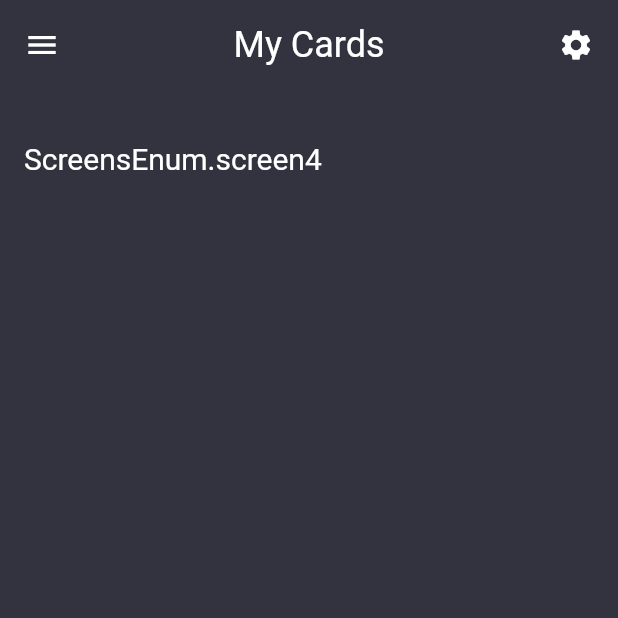
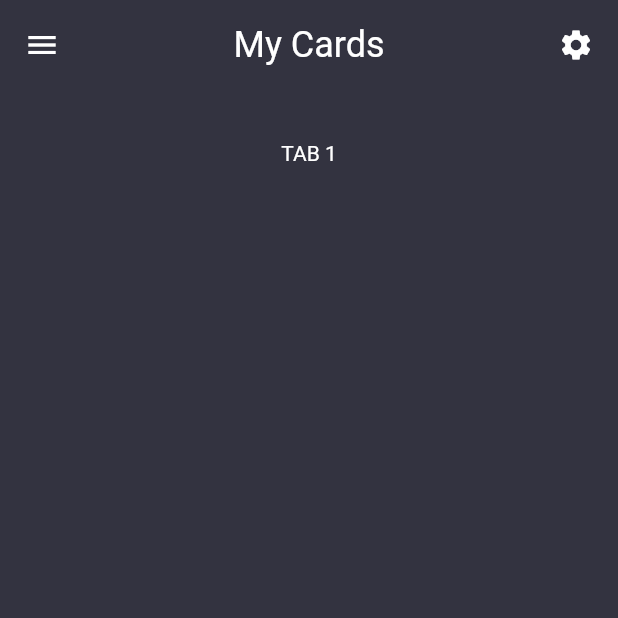
Before and after one commit to h3l1o5/carpool, a Flutter app: the screen it shows after launch, on a phone screen of 412 x 824 dp, the top half of it. Run offline on Flutter 3.47's test engine with Material 2 defaults, Android fonts, the phone set to English and light mode, and no system bars.

Commit message:
side menu

```diff
--- a/lib/main.dart
+++ b/lib/main.dart
@@ -1,5 +1,3 @@
-import 'dart:math';
-
 import 'package:flutter/material.dart';
 import 'package:kapoo/side_menu_scaffold.dart';
 
--- a/lib/side_menu_scaffold.dart
+++ b/lib/side_menu_scaffold.dart
@@ -1,11 +1,12 @@
-import 'dart:math';
-
 import 'package:flutter/material.dart';
 import 'package:kapoo/side_menu.dart';
 
-final rng = new Random();
-
-enum ScreensEnum { screen1, screen2, screen3, screen4, screen5 }
+enum TabEnum { explore }
+const Map<TabEnum, Widget> tabs = {
+  TabEnum.explore: Center(
+    child: Text("TAB 1"),
+  ),
+};
 
 class SideMenuScaffold extends StatefulWidget {
   SideMenuScaffold({Key key, this.backgroundColor = Colors.white})
@@ -19,10 +20,11 @@ class SideMenuScaffold extends StatefulWidget {
 
 class SideMenuScaffoldState extends State<SideMenuScaffold>
     with SingleTickerProviderStateMixin {
+  final Duration duration = const Duration(milliseconds: 300);
+
   bool isMenuCollapsed = true;
-  ScreensEnum currentScreen = ScreensEnum.screen4;
   double screenWidth, screenHeight;
-  final Duration duration = const Duration(milliseconds: 300);
+  TabEnum currentTab = TabEnum.explore;
 
   Color _backgroundColor;
   AnimationController _controller;
@@ -54,64 +56,35 @@ class SideMenuScaffoldState extends State<SideMenuScaffold>
     screenHeight = size.height;
     screenWidth = size.width;
 
+    List<Widget> stacks = List()
+      ..add(createSideMenuContainer(
+        context,
+        sideMenu: SideMenu(
+          currentTab: currentTab,
+          onChangeScreen: (TabEnum screen) {
+            setState(() {
+              _controller.reverse();
+              isMenuCollapsed = true;
+              currentTab = screen;
+            });
+          },
+        ),
+      ))
+      ..addAll(tabs.keys.map((tab) {
+        return Offstage(
+          offstage: currentTab != tab,
+          child: Stack(
+            children: <Widget>[
+              createTabContainer(context, tabs[tab]),
+            ],
+          ),
+        );
+      }).toList());
+
     return Scaffold(
       backgroundColor: _backgroundColor,
       body: Stack(
-        children: <Widget>[
-          createSideMenuContainer(
-            context,
-            sideMenu: SideMenu(
-              currentScreen: currentScreen,
-              onChangeScreen: (ScreensEnum screen) {
-                setState(() {
-                  _controller.reverse();
-                  isMenuCollapsed = true;
-                  currentScreen = screen;
-                });
-              },
-            ),
-          ),
-          Offstage(
-            offstage: currentScreen != ScreensEnum.screen1,
-            child: Stack(
-              children: <Widget>[
-                dashboard(context, currentScreen),
-              ],
-            ),
-          ),
-          Offstage(
-            offstage: currentScreen != ScreensEnum.screen2,
-            child: Stack(
-              children: <Widget>[
-                dashboard(context, currentScreen),
-              ],
-            ),
-          ),
-          Offstage(
-            offstage: currentScreen != ScreensEnum.screen3,
-            child: Stack(
-              children: <Widget>[
-                dashboard(context, currentScreen),
-              ],
-            ),
-          ),
-          Offstage(
-            offstage: currentScreen != ScreensEnum.screen4,
-            child: Stack(
-              children: <Widget>[
-                dashboard(context, currentScreen),
-              ],
-            ),
-          ),
-          Offstage(
-            offstage: currentScreen != ScreensEnum.screen5,
-            child: Stack(
-              children: <Widget>[
-                dashboard(context, currentScreen),
-              ],
-            ),
-          ),
-        ],
+        children: stacks,
       ),
     );
   }
@@ -135,7 +108,7 @@ class SideMenuScaffoldState extends State<SideMenuScaffold>
     );
   }
 
-  Widget dashboard(context, ScreensEnum screen) {
+  Widget createTabContainer(context, Widget tabWidget) {
     return AnimatedPositioned(
       duration: duration,
       top: 0,
@@ -157,9 +130,7 @@ class SideMenuScaffoldState extends State<SideMenuScaffold>
             },
             child: Material(
               animationDuration: duration,
-              borderRadius: isMenuCollapsed
-                  ? null
-                  : BorderRadius.all(Radius.circular(40)),
+              borderRadius: BorderRadius.all(Radius.circular(40)),
               elevation: isMenuCollapsed ? 0 : 8,
               color: _backgroundColor,
               child: SingleChildScrollView(
@@ -187,17 +158,15 @@ class SideMenuScaffoldState extends State<SideMenuScaffold>
                               });
                             },
                           ),
-                          Text("My Cards",
-                              style:
-                                  TextStyle(fontSize: 24, color: Colors.white)),
+                          Text(
+                            "My Cards",
+                            style: TextStyle(fontSize: 24, color: Colors.white),
+                          ),
                           Icon(Icons.settings, color: Colors.white),
                         ],
                       ),
                       SizedBox(height: 50),
-                      Text(
-                        "$screen",
-                        style: TextStyle(color: Colors.white, fontSize: 20),
-                      ),
+                      tabWidget,
                     ],
                   ),
                 ),
```
Also changed, not shown: lib/side_menu.dart (+6 -90 lines).
